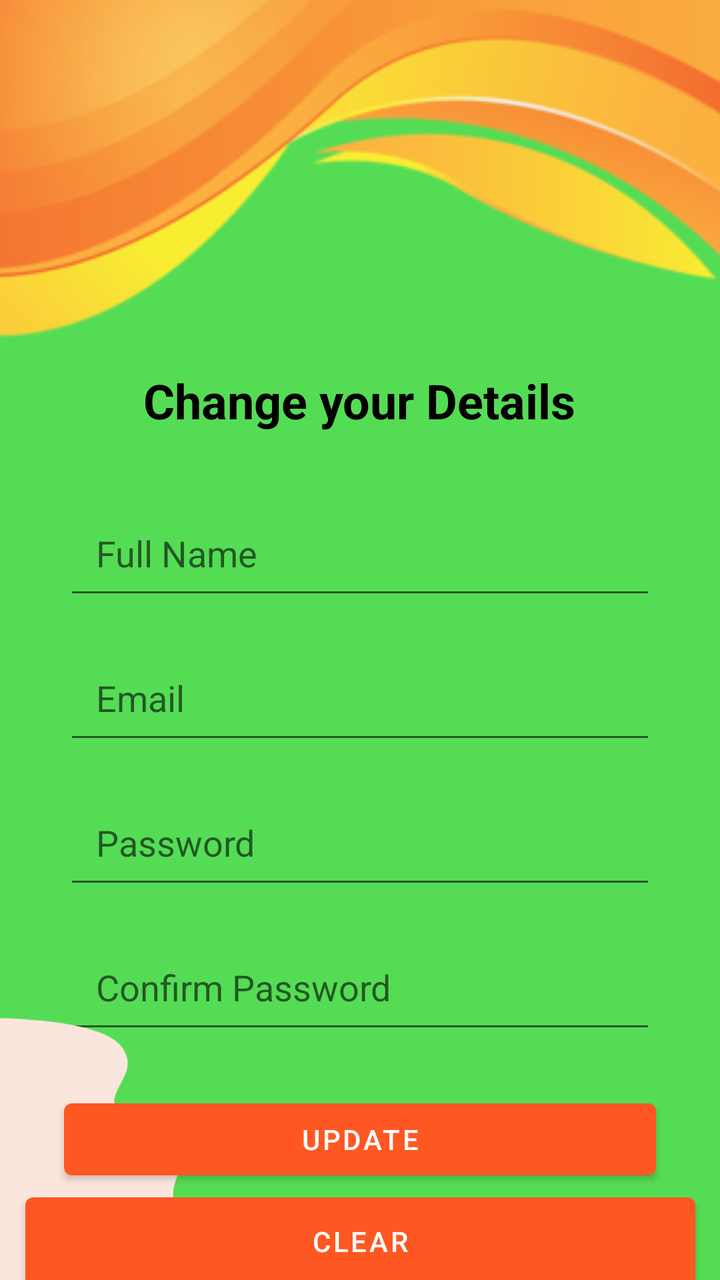
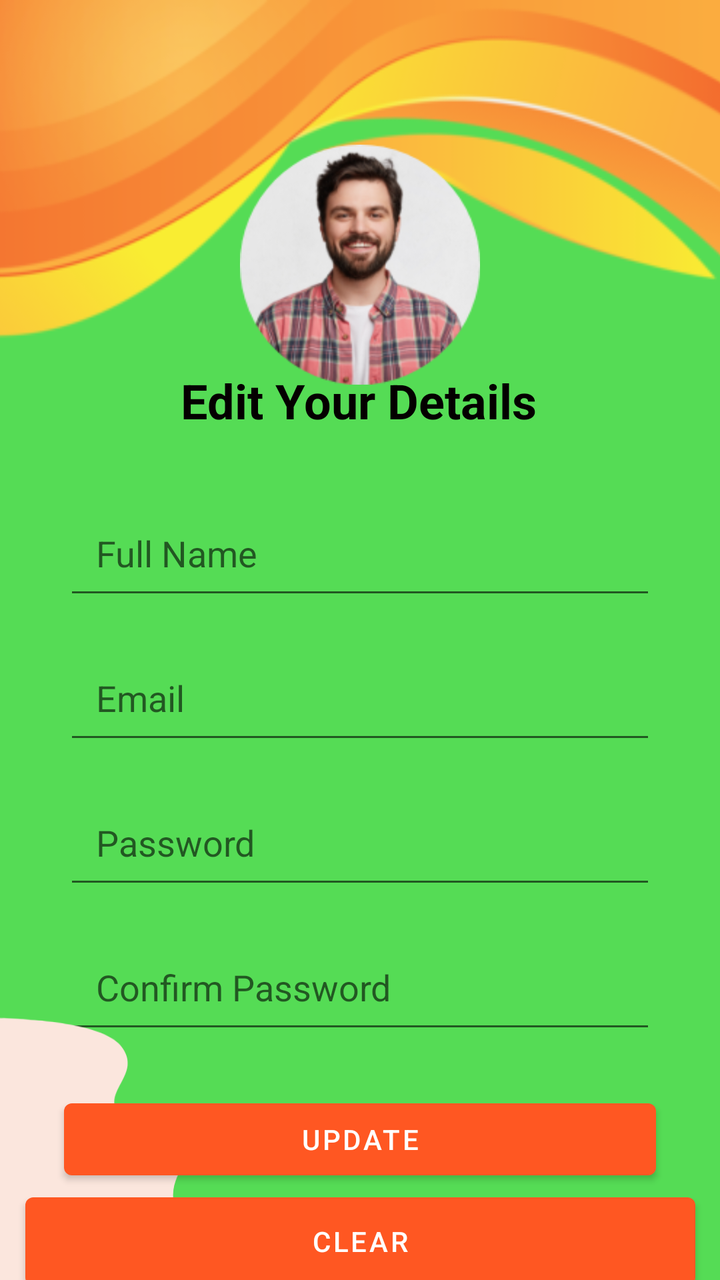

Two renders of the same Android screen: before a commit and after it. Below are the layout's source before the change and the commit's diff.
<!-- AndroidManifest.xml: application theme Theme.NavigationDrawer -->
<!-- res/layout/activity_profile.xml -->
<?xml version="1.0" encoding="utf-8"?>
<androidx.constraintlayout.widget.ConstraintLayout xmlns:android="http://schemas.android.com/apk/res/android"
    xmlns:app="http://schemas.android.com/apk/res-auto"
    xmlns:tools="http://schemas.android.com/tools"
    android:id="@+id/main"
    android:layout_width="match_parent"
    android:layout_height="match_parent"
    android:background="#55DC55"
    tools:context=".SignUp">

    <TextView
        android:id="@+id/tvTitle"
        android:layout_width="wrap_content"
        android:layout_height="wrap_content"
        android:layout_marginTop="184dp"
        android:text="Change your Details"
        android:textColor="#040000"
        android:textSize="24sp"
        android:textStyle="bold"
        app:layout_constraintEnd_toEndOf="parent"
        app:layout_constraintHorizontal_bias="0.498"
        app:layout_constraintStart_toStartOf="parent"
        app:layout_constraintTop_toTopOf="parent" />

    <EditText
        android:id="@+id/etName"
        android:layout_width="0dp"
        android:layout_height="wrap_content"
        android:layout_marginStart="32dp"
        android:layout_marginTop="32dp"
        android:layout_marginEnd="32dp"
        android:hint="Full Name"
        android:minHeight="48dp"
        android:padding="16dp"
        android:textColor="@color/black"
        app:layout_constraintEnd_toEndOf="parent"
        app:layout_constraintStart_toStartOf="parent"
        app:layout_constraintTop_toBottomOf="@id/tvTitle" />

    <EditText
        android:id="@+id/etEmail"
        android:layout_width="0dp"
        android:layout_height="wrap_content"
        android:layout_marginStart="32dp"
        android:layout_marginTop="16dp"
        android:layout_marginEnd="32dp"
        android:hint="Email"
        android:inputType="textEmailAddress"
        android:minHeight="48dp"
        android:padding="16dp"
        android:textColor="@color/black"
        app:layout_constraintEnd_toEndOf="parent"
        app:layout_constraintStart_toStartOf="parent"
        app:layout_constraintTop_toBottomOf="@id/etName" />

    <EditText
        android:id="@+id/etPassword"
        android:layout_width="0dp"
        android:layout_height="wrap_content"
        android:layout_marginStart="32dp"
        android:layout_marginTop="16dp"
        android:layout_marginEnd="32dp"
        android:hint="Password"
        android:inputType="textPassword"
        android:minHeight="48dp"
        android:padding="16dp"
        android:textColor="@color/black"
        app:layout_constraintEnd_toEndOf="parent"
        app:layout_constraintStart_toStartOf="parent"
        app:layout_constraintTop_toBottomOf="@id/etEmail" />

    <EditText
        android:id="@+id/etConfirmPassword"
        android:layout_width="0dp"
        android:layout_height="wrap_content"
        android:layout_marginStart="32dp"
        android:layout_marginTop="16dp"
        android:layout_marginEnd="32dp"
        android:hint="Confirm Password"
        android:inputType="textPassword"
        android:minHeight="48dp"
        android:padding="16dp"
        android:textColor="@color/black"
        app:layout_constraintEnd_toEndOf="parent"
        app:layout_constraintStart_toStartOf="parent"
        app:layout_constraintTop_toBottomOf="@id/etPassword" />

    <Button
        android:id="@+id/btnSignUp"
        android:layout_width="0dp"
        android:layout_height="wrap_content"
        android:layout_marginStart="32dp"
        android:layout_marginTop="24dp"
        android:layout_marginEnd="32dp"
        android:text="Update"
        app:layout_constraintEnd_toEndOf="parent"
        app:layout_constraintStart_toStartOf="parent"
        app:layout_constraintTop_toBottomOf="@id/etConfirmPassword" />

    <ImageView
        android:id="@+id/imageViewBottom"
        android:layout_width="wrap_content"
        android:layout_height="wrap_content"
        android:rotationX="171"
        android:rotationY="163"
        app:layout_constraintBottom_toBottomOf="parent"
        app:layout_constraintStart_toStartOf="parent"
        app:srcCompat="@drawable/top_tight" />

    <ImageView
        android:id="@+id/imageView11"
        android:layout_width="405dp"
        android:layout_height="433dp"
        android:scaleType="fitStart"
        app:layout_constraintEnd_toEndOf="parent"
        app:layout_constraintStart_toStartOf="parent"
        app:layout_constraintTop_toTopOf="parent"
        app:srcCompat="@drawable/pngtree_bstract_flyer_border_header_orange_and_yellow_business_poster_wave_png_image_5934097" />

    <Button
        android:id="@+id/button"
        android:layout_width="335dp"
        android:layout_height="56dp"
        android:text="Clear"
        app:layout_constraintBottom_toBottomOf="parent"
        app:layout_constraintEnd_toEndOf="parent"
        app:layout_constraintStart_toStartOf="parent"
        app:layout_constraintTop_toBottomOf="@+id/btnSignUp"
        app:layout_constraintVertical_bias="0.129" />

</androidx.constraintlayout.widget.ConstraintLayout>
<!-- resources referenced by this layout -->
<resources>
  <color name="black">#FF000000</color>
  <!-- drawable pngtree_bstract_flyer_border_header_orange_and_yellow_business_poster_wave_png_image_5934097: png bitmap (drawable, 26174 bytes) -->
  <!-- drawable top_tight: png bitmap (drawable-hdpi, 4049 bytes) -->
  <style name="Theme.NavigationDrawer" parent="Theme.MaterialComponents.DayNight.DarkActionBar">
          
          <item name="colorPrimary">@color/lavender</item>
          <item name="colorPrimaryVariant">@color/lavender</item>
          <item name="colorOnPrimary">@color/white</item>
          
          <item name="colorSecondary">@color/teal_200</item>
          <item name="colorSecondaryVariant">@color/teal_700</item>
          <item name="colorOnSecondary">@color/black</item>
          
          <item name="android:statusBarColor">?attr/colorPrimaryVariant</item>
          
      </style>
  <color name="lavender">#FF5722</color>
  <color name="white">#FFFFFFFF</color>
  <color name="teal_200">#FF03DAC5</color>
  <color name="teal_700">#FF018786</color>
</resources>

<!-- the commit's change to res/layout/activity_profile.xml (unified diff, before → after) -->
@@ -13,7 +13,7 @@
         android:layout_width="wrap_content"
         android:layout_height="wrap_content"
         android:layout_marginTop="184dp"
-        android:text="Change your Details"
+        android:text="Edit Your Details"
         android:textColor="#040000"
         android:textSize="24sp"
         android:textStyle="bold"
@@ -128,4 +128,21 @@
         app:layout_constraintTop_toBottomOf="@+id/btnSignUp"
         app:layout_constraintVertical_bias="0.129" />
 
+    <ImageView
+        android:id="@+id/imageView"
+        android:layout_width="120dp"
+        android:layout_height="120dp"
+        android:layout_marginTop="32dp"
+        android:layout_marginBottom="16dp"
+        android:layout_marginStart="16dp"
+        android:layout_marginEnd="16dp"
+        android:layout_centerHorizontal="true"
+        android:src="@drawable/user_1"
+    android:contentDescription="Profile Image"
+    android:scaleType="centerCrop"
+    app:layout_constraintBottom_toTopOf="@id/etName"
+    app:layout_constraintEnd_toEndOf="parent"
+    app:layout_constraintStart_toStartOf="parent"
+    app:layout_constraintTop_toTopOf="parent" />
+
 </androidx.constraintlayout.widget.ConstraintLayout>
<!-- resource entries referenced after the edit -->
@@ -3,6 +3,7 @@
   <color name="black">#FF000000</color>
   <!-- drawable pngtree_bstract_flyer_border_header_orange_and_yellow_business_poster_wave_png_image_5934097: png bitmap (drawable, 26174 bytes) -->
   <!-- drawable top_tight: png bitmap (drawable-hdpi, 4049 bytes) -->
+  <!-- drawable user_1: png bitmap (drawable-hdpi, 13260 bytes) -->
   <style name="Theme.NavigationDrawer" parent="Theme.MaterialComponents.DayNight.DarkActionBar">
           
           <item name="colorPrimary">@color/lavender</item>
